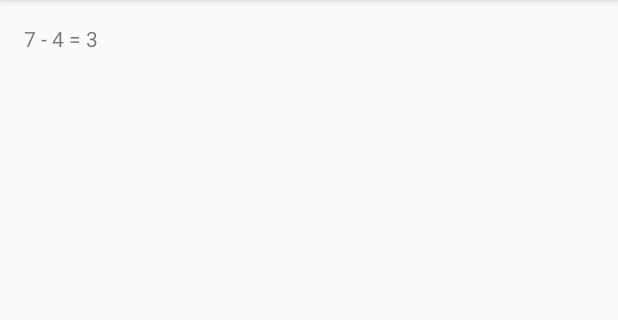
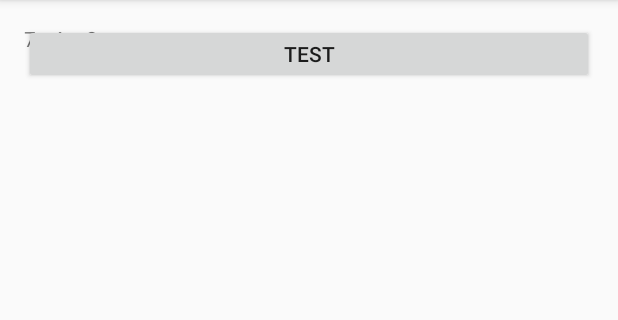
Before and after one commit to StephenWang7971/AndroidSample, an Android app: the screen it shows after launch (MainActivity), on a phone screen of 412 x 824 dp, the part 84-404 px from its top. Run offline under Robolectric (Android 15) with nearby library versions, the phone set to English and light mode, and no system bars.

Commit message:
Add test about toast

```diff
--- a/app/src/main/java/com/keelean/citest/MainActivity.java
+++ b/app/src/main/java/com/keelean/citest/MainActivity.java
@@ -2,7 +2,10 @@ package com.keelean.citest;
 
 import android.os.Bundle;
 import android.support.v7.app.AppCompatActivity;
+import android.view.View;
+import android.widget.Button;
 import android.widget.TextView;
+import android.widget.Toast;
 
 import com.keelean.citest.service.Add;
 import com.keelean.citest.service.Calculable;
@@ -38,5 +41,13 @@ public class MainActivity extends AppCompatActivity {
         result.setText(text);
 
 
+
+        Button test = (Button) findViewById(R.id.button);
+        test.setOnClickListener(new View.OnClickListener() {
+            @Override
+            public void onClick(View v) {
+                Toast.makeText(MainActivity.this, "toast shown" ,Toast.LENGTH_LONG).show();
+            }
+        });
     }
 }
--- a/app/src/main/res/layout/activity_main.xml
+++ b/app/src/main/res/layout/activity_main.xml
@@ -14,4 +14,12 @@
         android:layout_width="wrap_content"
         android:layout_height="wrap_content"
         android:text="Hello World!" />
+
+
+    <Button
+        android:id="@+id/button"
+        android:layout_width="match_parent"
+        android:layout_height="40dp"
+        android:text="test"
+        />
 </RelativeLayout>
```
Also changed, not shown: 1 other file.
